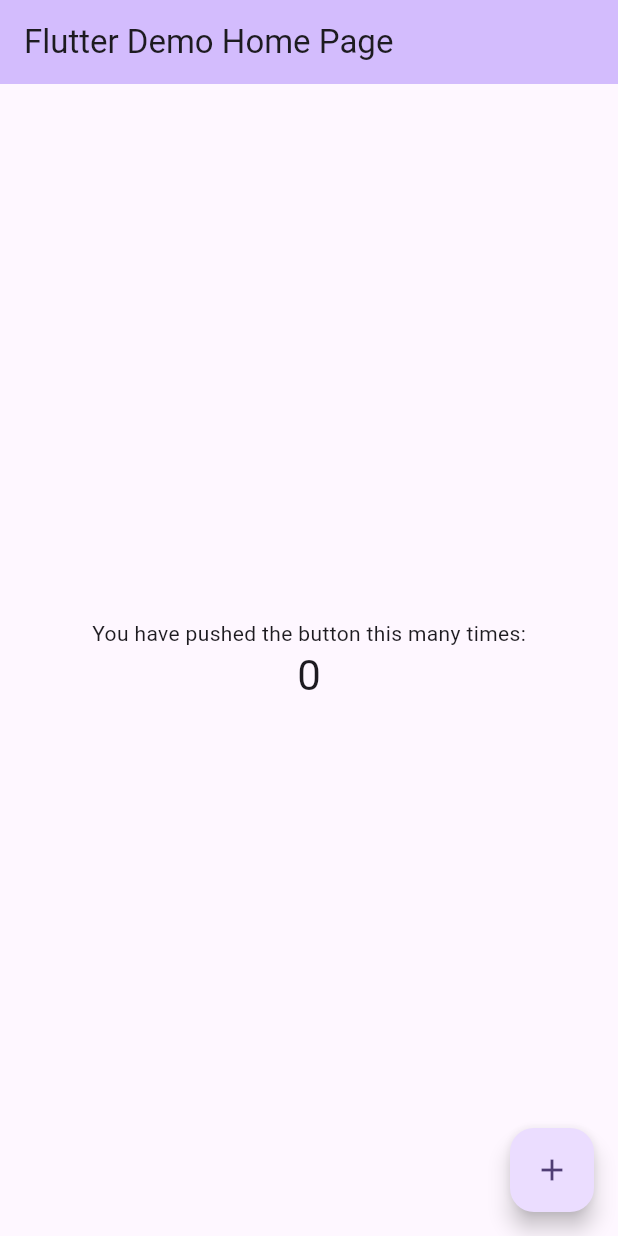
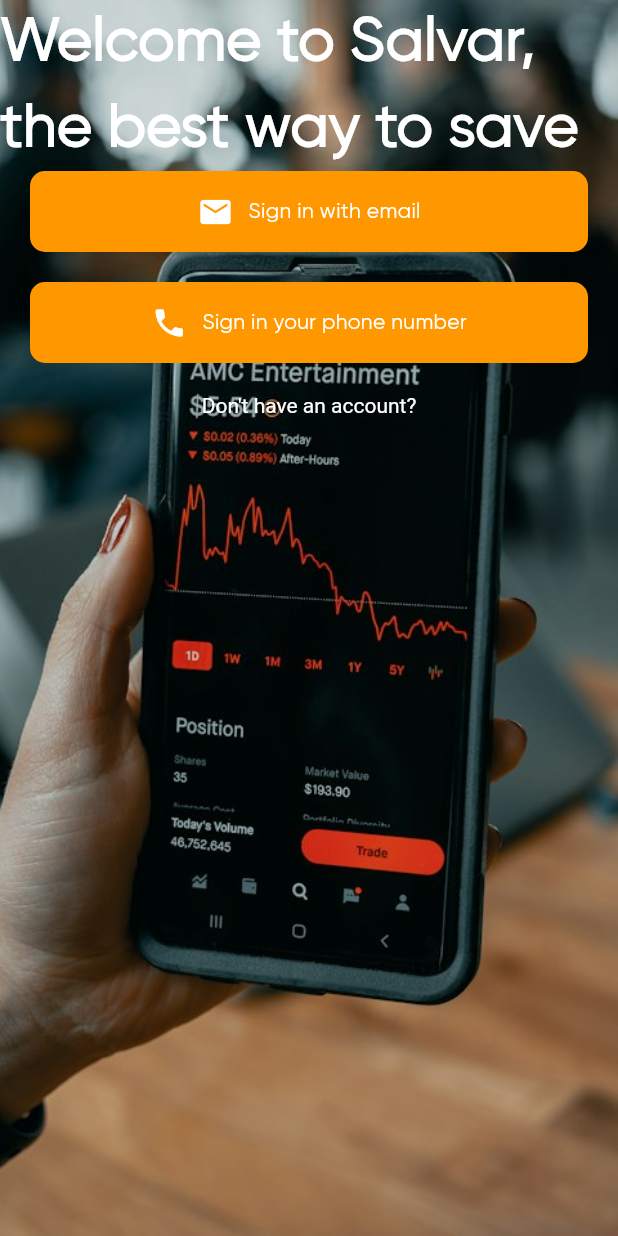
Before and after one commit to Emtee100/Salvar, a Flutter app: the screen it shows after launch, on a phone screen of 412 x 824 dp. Run offline on Flutter 3.47's test engine with Material 3 defaults, Android fonts, the phone set to English and light mode, and no system bars.

Commit message:
Landing page created

```diff
--- a/lib/main.dart
+++ b/lib/main.dart
@@ -1,4 +1,5 @@
 import 'package:flutter/material.dart';
+import 'package:salvar/pages/onBoardingScreen.dart';
 
 void main() {
   runApp(const MyApp());
@@ -12,114 +13,13 @@
   Widget build(BuildContext context) {
     return MaterialApp(
       title: 'Flutter Demo',
+      debugShowCheckedModeBanner: false,
       theme: ThemeData(
-        // This is the theme of your application.
-        //
-        // TRY THIS: Try running your application with "flutter run". You'll see
-        // the application has a purple toolbar. Then, without quitting the app,
-        // try changing the seedColor in the colorScheme below to Colors.green
-        // and then invoke "hot reload" (save your changes or press the "hot
-        // reload" button in a Flutter-supported IDE, or press "r" if you used
-        // the command line to start the app).
-        //
-        // Notice that the counter didn't reset back to zero; the application
-        // state is not lost during the reload. To reset the state, use hot
-        // restart instead.
-        //
-        // This works for code too, not just values: Most code changes can be
-        // tested with just a hot reload.
-        colorScheme: ColorScheme.fromSeed(seedColor: Colors.deepPurple),
+        fontFamily: 'Gilroy',
+        colorScheme: ColorScheme.fromSeed(seedColor: Colors.blue),
         useMaterial3: true,
       ),
-      home: const MyHomePage(title: 'Flutter Demo Home Page'),
+      home: const ScreenOne()
     );
   }
 }
-
-class MyHomePage extends StatefulWidget {
-  const MyHomePage({super.key, required this.title});
-
-  // This widget is the home page of your application. It is stateful, meaning
-  // that it has a State object (defined below) that contains fields that affect
-  // how it looks.
-
-  // This class is the configuration for the state. It holds the values (in this
-  // case the title) provided by the parent (in this case the App widget) and
-  // used by the build method of the State. Fields in a Widget subclass are
-  // always marked "final".
-
-  final String title;
-
-  @override
-  State<MyHomePage> createState() => _MyHomePageState();
-}
-
-class _MyHomePageState extends State<MyHomePage> {
-  int _counter = 0;
-
-  void _incrementCounter() {
-    setState(() {
-      // This call to setState tells the Flutter framework that something has
-      // changed in this State, which causes it to rerun the build method below
-      // so that the display can reflect the updated values. If we changed
-      // _counter without calling setState(), then the build method would not be
-      // called again, and so nothing would appear to happen.
-      _counter++;
-    });
-  }
-
-  @override
-  Widget build(BuildContext context) {
-    // This method is rerun every time setState is called, for instance as done
-    // by the _incrementCounter method above.
-    //
-    // The Flutter framework has been optimized to make rerunning build methods
-    // fast, so that you can just rebuild anything that needs updating rather
-    // than having to individually change instances of widgets.
-    return Scaffold(
-      appBar: AppBar(
-        // TRY THIS: Try changing the color here to a specific color (to
-        // Colors.amber, perhaps?) and trigger a hot reload to see the AppBar
-        // change color while the other colors stay the same.
-        backgroundColor: Theme.of(context).colorScheme.inversePrimary,
-        // Here we take the value from the MyHomePage object that was created by
-        // the App.build method, and use it to set our appbar title.
-        title: Text(widget.title),
-      ),
-      body: Center(
-        // Center is a layout widget. It takes a single child and positions it
-        // in the middle of the parent.
-        child: Column(
-          // Column is also a layout widget. It takes a list of children and
-          // arranges them vertically. By default, it sizes itself to fit its
-          // children horizontally, and tries to be as tall as its parent.
-          //
-          // Column has various properties to control how it sizes itself and
-          // how it positions its children. Here we use mainAxisAlignment to
-          // center the children vertically; the main axis here is the vertical
-          // axis because Columns are vertical (the cross axis would be
-          // horizontal).
-          //
-          // TRY THIS: Invoke "debug painting" (choose the "Toggle Debug Paint"
-          // action in the IDE, or press "p" in the console), to see the
-          // wireframe for each widget.
-          mainAxisAlignment: MainAxisAlignment.center,
-          children: <Widget>[
-            const Text(
-              'You have pushed the button this many times:',
-            ),
-            Text(
-              '$_counter',
-              style: Theme.of(context).textTheme.headlineMedium,
-            ),
-          ],
-        ),
-      ),
-      floatingActionButton: FloatingActionButton(
-        onPressed: _incrementCounter,
-        tooltip: 'Increment',
-        child: const Icon(Icons.add),
-      ), // This trailing comma makes auto-formatting nicer for build methods.
-    );
-  }
-}
--- /dev/null
+++ b/lib/pages/onBoardingScreen.dart
@@ -0,0 +1,110 @@
+import 'package:flutter/material.dart';
+
+class ScreenOne extends StatefulWidget {
+  const ScreenOne({super.key});
+
+  @override
+  State<ScreenOne> createState() => _SreenOneState();
+}
+
+class _SreenOneState extends State<ScreenOne> {
+  @override
+  Widget build(BuildContext context) {
+    //create a variable that will keep track of the screen width divided by 20 so that we can use it in the padding of buttons
+
+    return Scaffold(
+        body: SafeArea(
+            //Stack that will carry all elements of the screen
+            child: Stack(
+      children: [
+        //load the image
+        Image.asset(
+          'assets/intro.jpg',
+          // its height should be the height of the screen
+          height: MediaQuery.sizeOf(context).height,
+          // make the image cover the entire screen.
+          fit: BoxFit.cover,
+        ),
+        Positioned(
+        //  top: 40,
+          child: Column(
+            children: [
+              const Text(
+                """Welcome to Salvar, the best way to save""",
+                style: TextStyle(
+                    fontSize: 40,
+                    color: Colors.white,
+                    fontWeight: FontWeight.bold),
+              ),
+
+              // this is the button for signing in with email. It is a container whose child is a
+              // row.
+
+              Container(
+                margin: const EdgeInsets.symmetric(horizontal: 20),
+                padding: const EdgeInsets.symmetric(horizontal: 20, vertical: 15),
+                decoration: BoxDecoration(
+                  color: Colors.orange,
+                  borderRadius: BorderRadius.circular(10),
+                ),
+                child: const Row(
+                  mainAxisAlignment: MainAxisAlignment.center,
+                  children: [
+                    Icon(
+                      Icons.email,
+                      color: Colors.white,
+                    ),
+                    SizedBox(
+                      width: 10,
+                    ),
+                    Text(
+                      "Sign in with email",
+                      style: TextStyle(color: Colors.white),
+                    ),
+                  ],
+                ),
+              ),
+              const SizedBox(
+                height: 20,
+              ),
+
+          // button for signing in with email
+              Container(
+                margin: const EdgeInsets.symmetric(horizontal: 20),
+                padding: const EdgeInsets.symmetric(horizontal: 20, vertical: 15),
+                decoration: BoxDecoration(
+                  color: Colors.orange,
+                  borderRadius: BorderRadius.circular(10),
+                ),
+                child: const Row(
+                  mainAxisAlignment: MainAxisAlignment.center,
+                  children: [
+                    Icon(
+                      Icons.phone,
+                      color: Colors.white,
+                    ),
+                    SizedBox(
+                      width: 10,
+                    ),
+                    Text(
+                      "Sign in your phone number",
+                      style: TextStyle(color: Colors.white),
+                    ),
+                  ],
+                ),
+              ),
+              const SizedBox(
+                height: 20,
+              ),
+              RichText(
+                  text: TextSpan(
+                text: "Don't have an account?",
+                style: TextStyle(color: Colors.white),
+              )),
+            ],
+          ),
+        )
+      ],
+    )));
+  }
+}
```
Also changed, not shown: pubspec.yaml (+13 -5 lines), assets/intro.jpg (added), fonts/Gilroy-Bold.ttf (added), fonts/Gilroy-ExtraBold.ttf (added), fonts/Gilroy-Medium.ttf (added), fonts/Gilroy-Regular.ttf (added), fonts/Gilroy-SemiBold.ttf (added), pubspec.lock, 1 other file.
